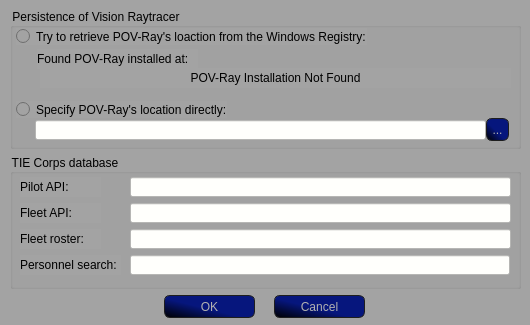
The window that data/uis/config.ui (SmTaUcM/TTT3) describes before a commit, drawn with Qt 5.
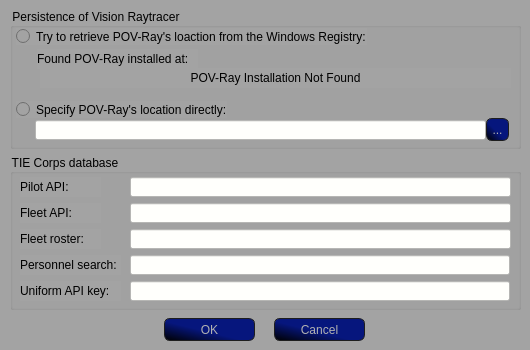
The same window after the commit. Icons and pictures are not drawn.

Commit message: autp-uploads - Added API Key option in config menu

Patch:
```diff
--- a/data/uis/config.ui
+++ b/data/uis/config.ui
@@ -10,19 +10,19 @@
     <x>0</x>
     <y>0</y>
     <width>530</width>
-    <height>325</height>
+    <height>350</height>
    </rect>
   </property>
   <property name="minimumSize">
    <size>
     <width>530</width>
-    <height>325</height>
+    <height>350</height>
    </size>
   </property>
   <property name="maximumSize">
    <size>
     <width>530</width>
-    <height>325</height>
+    <height>350</height>
    </size>
   </property>
   <property name="contextMenuPolicy">
@@ -47,7 +47,7 @@
     <property name="geometry">
      <rect>
       <x>164</x>
-      <y>295</y>
+      <y>318</y>
       <width>91</width>
       <height>23</height>
      </rect>
@@ -94,7 +94,7 @@
     <property name="geometry">
      <rect>
       <x>274</x>
-      <y>295</y>
+      <y>318</y>
       <width>91</width>
       <height>23</height>
      </rect>
@@ -321,14 +321,13 @@
       <x>10</x>
       <y>154</y>
       <width>511</width>
-      <height>135</height>
+      <height>156</height>
      </rect>
     </property>
     <property name="font">
      <font>
       <family>Arial</family>
       <pointsize>9</pointsize>
-      <weight>50</weight>
       <bold>false</bold>
       <underline>false</underline>
      </font>
@@ -520,6 +519,52 @@
       <string/>
      </property>
     </widget>
+    <widget class="QLineEdit" name="le_apiKey">
+     <property name="enabled">
+      <bool>true</bool>
+     </property>
+     <property name="geometry">
+      <rect>
+       <x>120</x>
+       <y>127</y>
+       <width>380</width>
+       <height>20</height>
+      </rect>
+     </property>
+     <property name="styleSheet">
+      <string notr="true">QLineEdit
+{
+    background-color: rgb(255, 255, 252);
+}
+
+QLineEdit:!enabled
+{
+	background-color: darkgray;
+}</string>
+     </property>
+     <property name="text">
+      <string/>
+     </property>
+    </widget>
+    <widget class="QLabel" name="label_11">
+     <property name="geometry">
+      <rect>
+       <x>10</x>
+       <y>127</y>
+       <width>101</width>
+       <height>20</height>
+      </rect>
+     </property>
+     <property name="font">
+      <font>
+       <family>Arial</family>
+       <pointsize>9</pointsize>
+      </font>
+     </property>
+     <property name="text">
+      <string>Uniform API key:</string>
+     </property>
+    </widget>
    </widget>
   </widget>
  </widget>
```
Left out of the diff: 1 changed line with no effect on the pictures. The commit also changes 2 other files.
